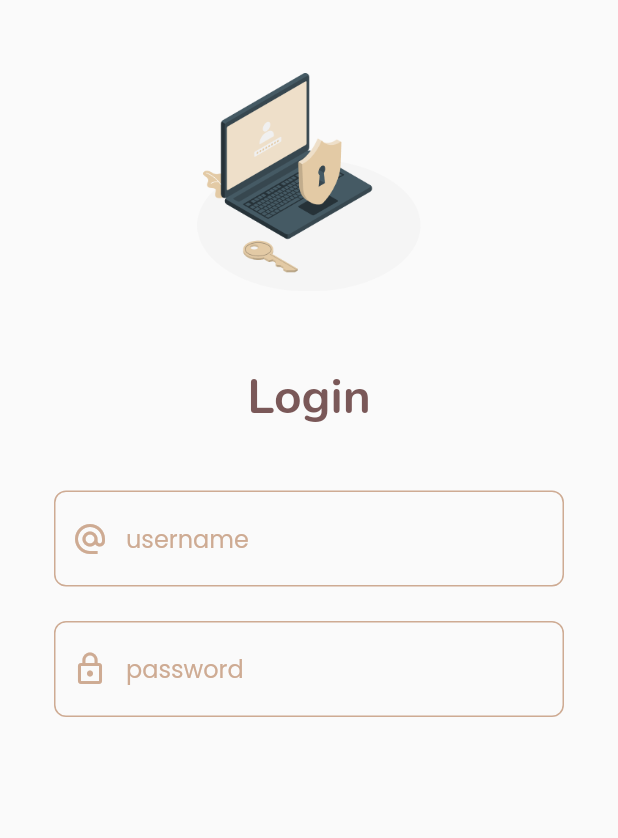
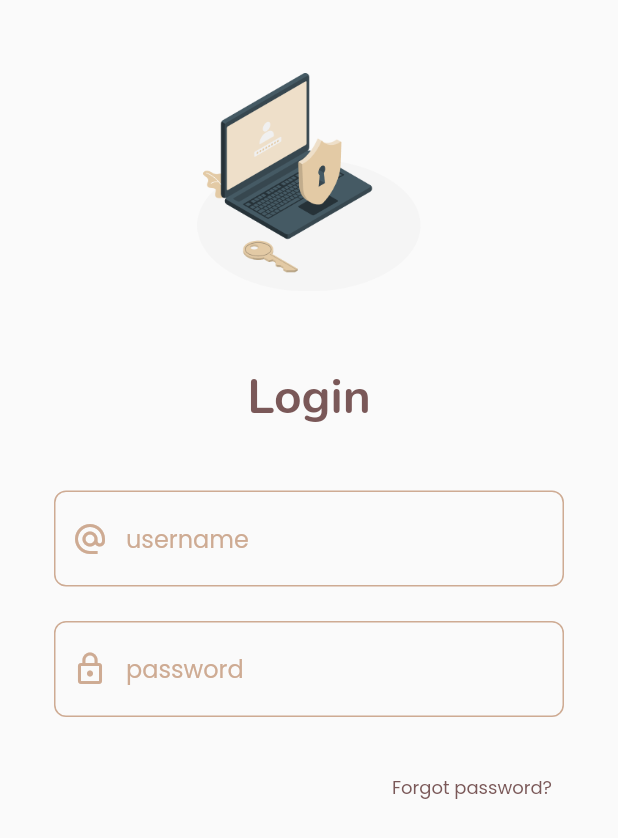
Before and after one commit to dna2121/cafe_app, a Flutter app: the screen it shows after launch, on a phone screen of 412 x 824 dp. Shown: the top 838 px of the screen. Run offline on Flutter 3.47's test engine with Material 2 defaults, Android fonts, the phone set to English and light mode, and no system bars; our stand-ins replace get.

Commit message:
text button for forgot password

```diff
--- a/lib/app/modules/login/views/login_view.dart
+++ b/lib/app/modules/login/views/login_view.dart
@@ -45,7 +45,20 @@ class LoginView extends GetView<LoginController> {
                     TextFormWidget(
                       icon: Icons.lock_outline,
                       hintText: "password",
-                    )
+                    ),
+                    const SizedBox(height: 23),
+                    Align(
+                      alignment: Alignment.centerRight,
+                      child: TextButton(
+                        onPressed: () {},
+                        child: const Text(
+                          "Forgot password?",
+                          style: TextStyle(
+                              color: AppColor.primaryColor, fontSize: 12),
+                        ),
+                      ),
+                    ),
+                    const SizedBox(height: 23),
                   ],
                 ),
               ),
```
